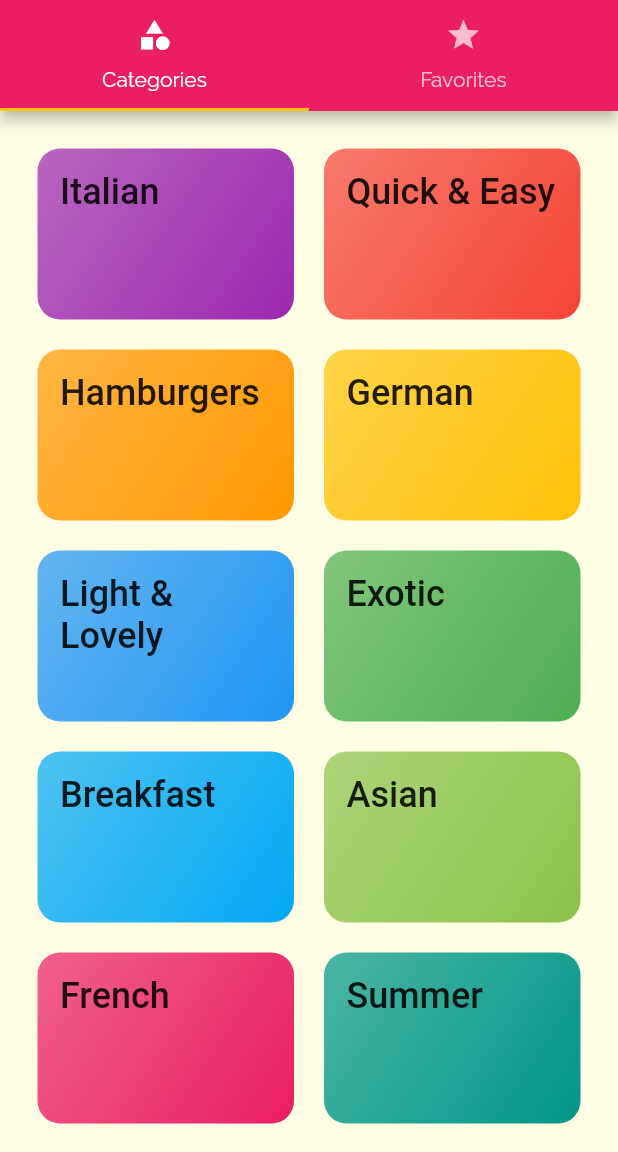
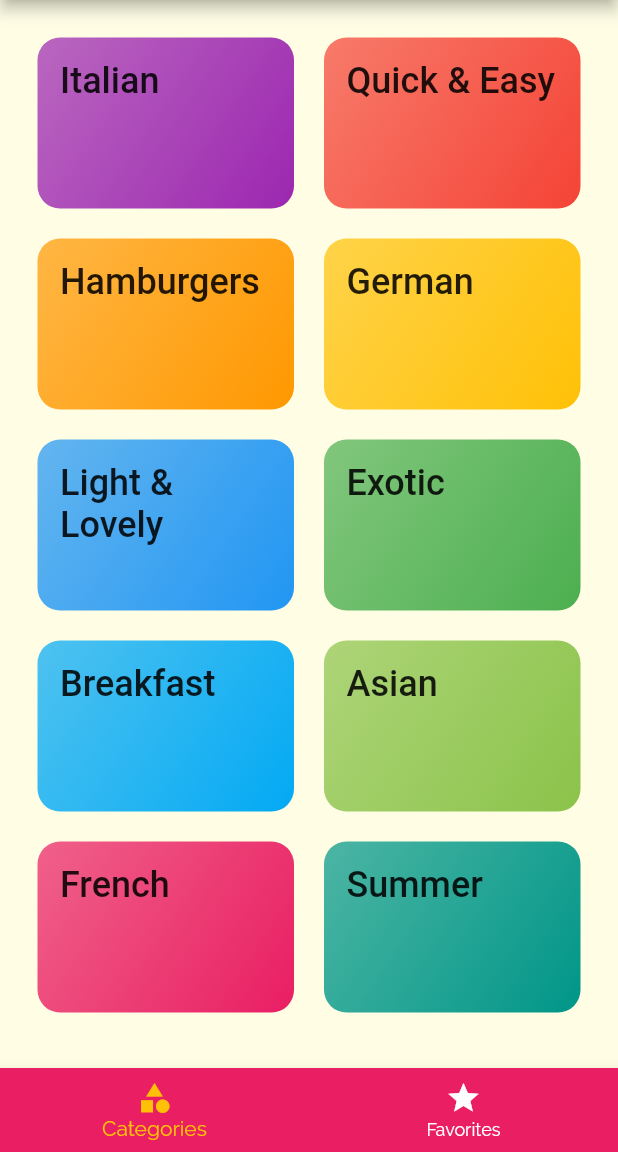
Before and after one commit to matheus-bernat/FlutterTutorial, a Flutter app: the screen it shows after launch, on a phone screen of 412 x 824 dp, the part 84-1236 px from its top. Run offline on Flutter 3.47's test engine with Material 2 defaults, Android fonts, the phone set to English and light mode, and no system bars; Roboto replaces fonts that are missing (RobotoCondensed).

Commit message:
175: BottomTab statefull

```diff
--- a/meals_app/lib/screens/tabs_screen.dart
+++ b/meals_app/lib/screens/tabs_screen.dart
@@ -10,34 +10,44 @@ class TabsScreen extends StatefulWidget {
 }
 
 class _TabsScreenState extends State<TabsScreen> {
+
+  final List<Widget> _pages = [
+    CategoriesScreen(),
+    FavoritesScreen(),
+  ];
+
+  int _selectPageIndex = 0;
+
+  void _selectPage(int index) {
+    setState(() {
+      _selectPageIndex = index;
+    });
+  }
+
+
   @override
   Widget build(BuildContext context) {
-    return DefaultTabController(
-      length: 2,
-      // initialIndex: 1,
-      child: Scaffold(
-        appBar: AppBar(
-          title: Text('Meals'),
-          bottom: TabBar(
-            tabs: [
-              Tab(
-                icon: Icon(Icons.category),
-                text: 'Categories',
-              ),
-              Tab(
-                icon: Icon(Icons.star),
-                text: 'Favorites',
-              ),
-            ],
-          ),
-        ),
-        body: TabBarView(
-          children: [
-            CategoriesScreen(),
-            FavoritesScreen(),
-          ],
-        ),
+    return Scaffold(
+      appBar: AppBar(
+        title: Text('Meals'),
       ),
+      body: _pages[_selectPageIndex],
+      bottomNavigationBar: BottomNavigationBar(
+        onTap: _selectPage,
+          backgroundColor: Theme.of(context).primaryColor,
+          unselectedItemColor: Colors.white,
+          selectedItemColor: Theme.of(context).accentColor,
+          currentIndex: _selectPageIndex, // tells bottom bar which tab is selected
+          items: [
+            BottomNavigationBarItem(
+              icon: Icon(Icons.category),
+              label: 'Categories',
+            ),
+            BottomNavigationBarItem(
+              icon: Icon(Icons.star),
+              label: 'Favorites',
+            )
+          ]),
     );
   }
 }
```
